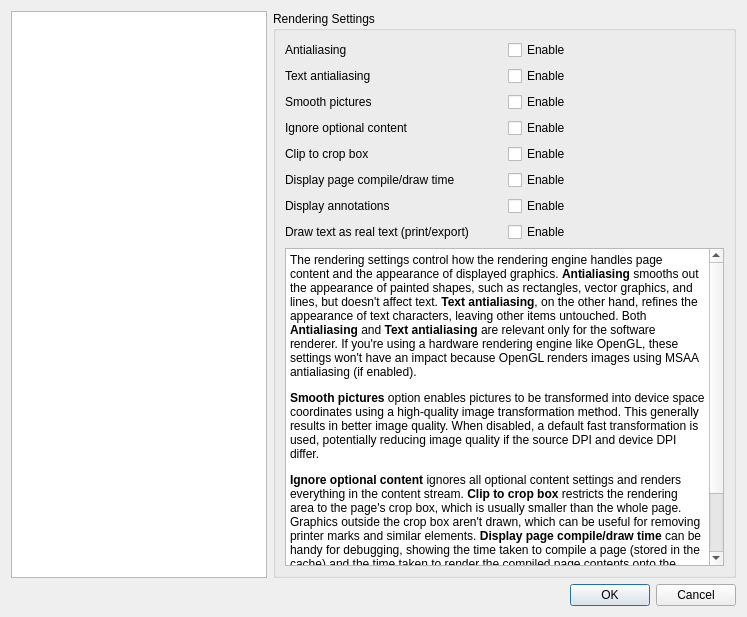
This is Pdf4QtLibGui/pdfviewersettingsdialog.ui in JakubMelka/PDF4QT as Qt 5 draws it before an edit. The edited form follows.
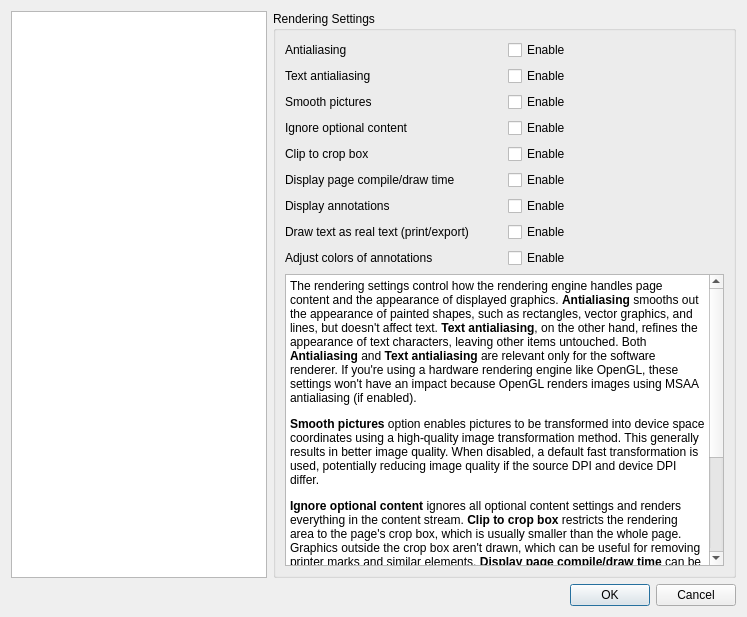
This is the edited form. The open tabs and pages were chosen to show the change.

Commit message: Issue #419: [idea] invert redaction rectangles as well in dark mode

```diff
--- a/Pdf4QtLibGui/pdfviewersettingsdialog.ui
+++ b/Pdf4QtLibGui/pdfviewersettingsdialog.ui
@@ -255,6 +255,23 @@
                 </property>
                </widget>
               </item>
+              <item row="8" column="0">
+               <widget class="QLabel" name="colorAdjustAnnotationsLabel">
+                <property name="text">
+                 <string>Adjust colors of annotations</string>
+                </property>
+               </widget>
+              </item>
+              <item row="8" column="1">
+               <widget class="QCheckBox" name="colorAdjustAnnotationsCheckBox">
+                <property name="toolTip">
+                 <string>Applies the active color adjustment (inverted colors, grayscale, high contrast, bitonal or custom colors) also to annotations, so they match the adjusted page content. It affects the screen only, printing and exporting of the document are not changed.</string>
+                </property>
+                <property name="text">
+                 <string>Enable</string>
+                </property>
+               </widget>
+              </item>
              </layout>
             </item>
             <item>
@@ -270,7 +287,7 @@
 &lt;p style=&quot; margin-top:12px; margin-bottom:12px; margin-left:0px; margin-right:0px; -qt-block-indent:0; text-indent:0px;&quot;&gt;The rendering settings control how the rendering engine handles page content and the appearance of displayed graphics. &lt;span style=&quot; font-weight:600;&quot;&gt;Antialiasing&lt;/span&gt; smooths out the appearance of painted shapes, such as rectangles, vector graphics, and lines, but doesn't affect text. &lt;span style=&quot; font-weight:600;&quot;&gt;Text antialiasing&lt;/span&gt;, on the other hand, refines the appearance of text characters, leaving other items untouched. Both &lt;span style=&quot; font-weight:600;&quot;&gt;Antialiasing &lt;/span&gt;and &lt;span style=&quot; font-weight:600;&quot;&gt;Text antialiasing &lt;/span&gt;are relevant only for the software renderer. If you're using a hardware rendering engine like OpenGL, these settings won't have an impact because OpenGL renders images using MSAA antialiasing (if enabled). &lt;/p&gt;
 &lt;p style=&quot; margin-top:12px; margin-bottom:12px; margin-left:0px; margin-right:0px; -qt-block-indent:0; text-indent:0px;&quot;&gt;&lt;span style=&quot; font-weight:600;&quot;&gt;Smooth pictures&lt;/span&gt; option enables pictures to be transformed into device space coordinates using a high-quality image transformation method. This generally results in better image quality. When disabled, a default fast transformation is used, potentially reducing image quality if the source DPI and device DPI differ. &lt;/p&gt;
 &lt;p style=&quot; margin-top:12px; margin-bottom:12px; margin-left:0px; margin-right:0px; -qt-block-indent:0; text-indent:0px;&quot;&gt;&lt;span style=&quot; font-weight:600;&quot;&gt;Ignore optional content &lt;/span&gt;ignores all optional content settings and renders everything in the content stream. &lt;span style=&quot; font-weight:600;&quot;&gt;Clip to crop box&lt;/span&gt; restricts the rendering area to the page's crop box, which is usually smaller than the whole page. Graphics outside the crop box aren't drawn, which can be useful for removing printer marks and similar elements. &lt;span style=&quot; font-weight:600;&quot;&gt;Display page compile/draw time&lt;/span&gt; can be handy for debugging, showing the time taken to compile a page (stored in the cache) and the time taken to render the compiled page contents onto the output device. &lt;/p&gt;
-&lt;p style=&quot; margin-top:12px; margin-bottom:12px; margin-left:0px; margin-right:0px; -qt-block-indent:0; text-indent:0px;&quot;&gt;Using the &lt;span style=&quot; font-weight:600;&quot;&gt;Display annotations&lt;/span&gt; setting, you can enable or disable the display of annotations. If annotations are disabled, the user will not be able to interact with them. &lt;/p&gt;&lt;/body&gt;&lt;/html&gt;</string>
+&lt;p style=&quot; margin-top:12px; margin-bottom:12px; margin-left:0px; margin-right:0px; -qt-block-indent:0; text-indent:0px;&quot;&gt;Using the &lt;span style=&quot; font-weight:600;&quot;&gt;Display annotations&lt;/span&gt; setting, you can enable or disable the display of annotations. If annotations are disabled, the user will not be able to interact with them. &lt;span style=&quot; font-weight:600;&quot;&gt;Adjust colors of annotations&lt;/span&gt; controls whether the active color adjustment, such as inverted colors, is applied to annotations as well, or whether annotations keep their original colors above the adjusted page content. It affects the screen only, printing and exporting of the document are never color adjusted. &lt;/p&gt;&lt;/body&gt;&lt;/html&gt;</string>
               </property>
              </widget>
             </item>
```
The commit also changes 14 other files.
